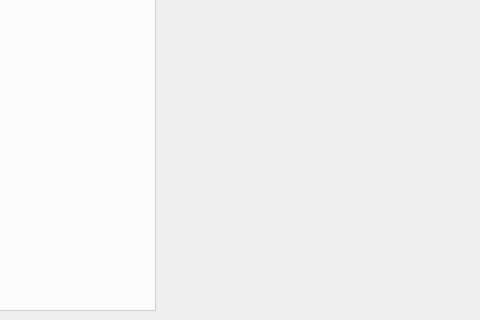
Above: TheMudkips/vbfs.ui from OwlbitCode/TheMudkips before the change; both pictures show x 135 to 615 and y 130 to 450 of the 800 by 450 pixel window. Below: the same form after it.
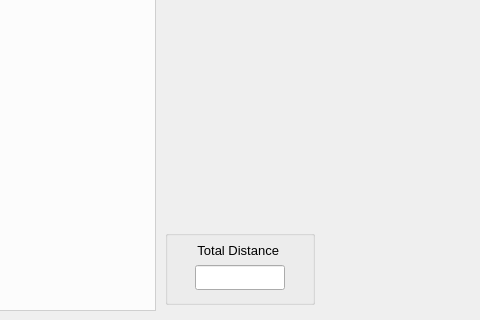
That is the form after the change. Icons and pictures are not drawn.

Commit message: adding total distance to bfs page

The edit to the form file:
```diff
--- a/TheMudkips/vbfs.ui
+++ b/TheMudkips/vbfs.ui
@@ -74,6 +74,60 @@
     <bool>true</bool>
    </property>
   </widget>
+  <widget class="QGroupBox" name="distanceGroup">
+   <property name="geometry">
+    <rect>
+     <x>300</x>
+     <y>360</y>
+     <width>150</width>
+     <height>75</height>
+    </rect>
+   </property>
+   <property name="title">
+    <string/>
+   </property>
+   <widget class="QLabel" name="distanceLabel">
+    <property name="geometry">
+     <rect>
+      <x>10</x>
+      <y>10</y>
+      <width>130</width>
+      <height>20</height>
+     </rect>
+    </property>
+    <property name="font">
+     <font>
+      <pointsize>10</pointsize>
+      <weight>50</weight>
+      <bold>false</bold>
+     </font>
+    </property>
+    <property name="text">
+     <string>Total Distance </string>
+    </property>
+    <property name="alignment">
+     <set>Qt::AlignCenter</set>
+    </property>
+   </widget>
+   <widget class="QLineEdit" name="distanceLine">
+    <property name="geometry">
+     <rect>
+      <x>30</x>
+      <y>35</y>
+      <width>90</width>
+      <height>25</height>
+     </rect>
+    </property>
+    <property name="font">
+     <font>
+      <pointsize>10</pointsize>
+     </font>
+    </property>
+    <property name="alignment">
+     <set>Qt::AlignCenter</set>
+    </property>
+   </widget>
+  </widget>
  </widget>
  <resources>
   <include location="images.qrc"/>
```
The commit also changes 1 other file.
